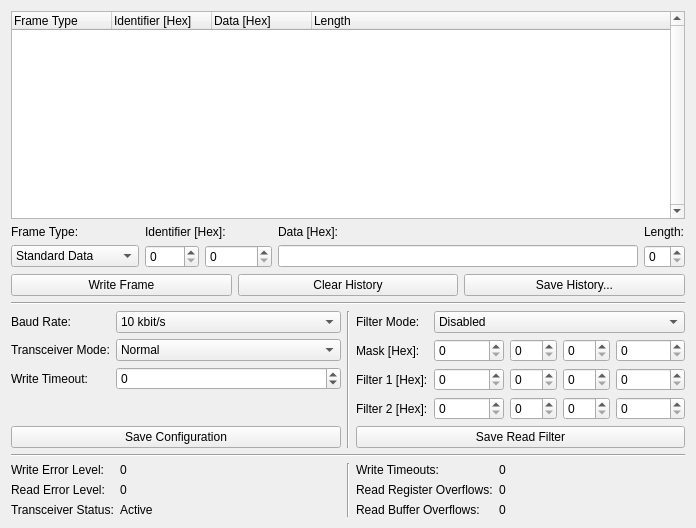
Qt form src/brickv/plugin_system/plugins/can/ui/can.ui (Tinkerforge/brickv) before a commit.
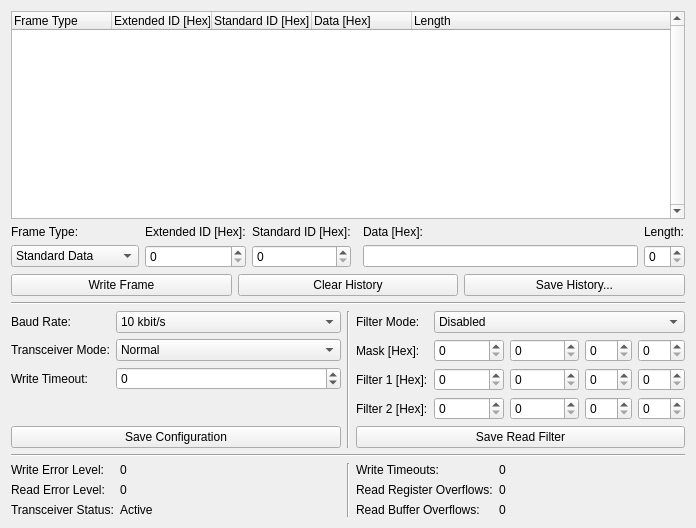
The same form after that commit. Custom widgets are drawn as their Qt base class.

Commit message: can: Split identifier in extended and standard part

Patch:
```diff
--- a/src/brickv/plugin_system/plugins/can/ui/can.ui
+++ b/src/brickv/plugin_system/plugins/can/ui/can.ui
@@ -41,7 +41,12 @@
      </column>
      <column>
       <property name="text">
-       <string>Identifier [Hex]</string>
+       <string>Extended ID [Hex]</string>
+      </property>
+     </column>
+     <column>
+      <property name="text">
+       <string>Standard ID [Hex]</string>
       </property>
      </column>
      <column>
@@ -65,28 +70,21 @@
        </property>
       </widget>
      </item>
-     <item row="0" column="1">
-      <widget class="QLabel" name="label_3">
-       <property name="text">
-        <string>Identifier [Hex]:</string>
-       </property>
-      </widget>
-     </item>
-     <item row="0" column="3">
+     <item row="0" column="5">
       <widget class="QLabel" name="label_4">
        <property name="text">
         <string>Length:</string>
        </property>
       </widget>
      </item>
-     <item row="0" column="2">
+     <item row="0" column="4">
       <widget class="QLabel" name="label_2">
        <property name="text">
         <string>Data [Hex]:</string>
        </property>
       </widget>
      </item>
-     <item row="2" column="0" colspan="4">
+     <item row="2" column="0" colspan="6">
       <layout class="QHBoxLayout" name="horizontalLayout_6">
        <item>
         <widget class="QPushButton" name="button_write_frame">
@@ -111,30 +109,6 @@
        </item>
       </layout>
      </item>
-     <item row="1" column="1">
-      <layout class="QHBoxLayout" name="horizontalLayout_7">
-       <item>
-        <widget class="SpinBoxHex" name="spin_identifier_standard">
-         <property name="sizePolicy">
-          <sizepolicy hsizetype="Minimum" vsizetype="Fixed">
-           <horstretch>0</horstretch>
-           <verstretch>0</verstretch>
-          </sizepolicy>
-         </property>
-         <property name="maximum">
-          <number>2047</number>
-         </property>
-        </widget>
-       </item>
-       <item>
-        <widget class="SpinBoxHex" name="spin_identifier_extended">
-         <property name="maximum">
-          <number>536870911</number>
-         </property>
-        </widget>
-       </item>
-      </layout>
-     </item>
      <item row="1" column="0">
       <widget class="QComboBox" name="combo_frame_type">
        <item>
@@ -159,16 +133,50 @@
        </item>
       </widget>
      </item>
-     <item row="1" column="2">
+     <item row="1" column="4">
       <widget class="QLineEdit" name="edit_data"/>
      </item>
-     <item row="1" column="3">
+     <item row="1" column="5">
       <widget class="QSpinBox" name="spin_length">
        <property name="maximum">
         <number>15</number>
        </property>
       </widget>
      </item>
+     <item row="1" column="1">
+      <widget class="SpinBoxHex" name="spin_identifier_extended">
+       <property name="maximum">
+        <number>262143</number>
+       </property>
+      </widget>
+     </item>
+     <item row="1" column="2">
+      <widget class="SpinBoxHex" name="spin_identifier_standard">
+       <property name="sizePolicy">
+        <sizepolicy hsizetype="Minimum" vsizetype="Fixed">
+         <horstretch>0</horstretch>
+         <verstretch>0</verstretch>
+        </sizepolicy>
+       </property>
+       <property name="maximum">
+        <number>2047</number>
+       </property>
+      </widget>
+     </item>
+     <item row="0" column="2">
+      <widget class="QLabel" name="label_3">
+       <property name="text">
+        <string>Standard ID [Hex]:</string>
+       </property>
+      </widget>
+     </item>
+     <item row="0" column="1">
+      <widget class="QLabel" name="label_11">
+       <property name="text">
+        <string>Extended ID [Hex]:</string>
+       </property>
+      </widget>
+     </item>
     </layout>
    </item>
    <item>
@@ -370,6 +378,19 @@
        </item>
        <item row="1" column="1">
         <layout class="QHBoxLayout" name="horizontalLayout">
+         <item>
+          <widget class="SpinBoxHex" name="spin_filter_mask_extended">
+           <property name="sizePolicy">
+            <sizepolicy hsizetype="Minimum" vsizetype="Fixed">
+             <horstretch>1</horstretch>
+             <verstretch>0</verstretch>
+            </sizepolicy>
+           </property>
+           <property name="maximum">
+            <number>262143</number>
+           </property>
+          </widget>
+         </item>
          <item>
           <widget class="SpinBoxHex" name="spin_filter_mask_standard">
            <property name="sizePolicy">
@@ -397,19 +418,6 @@
            </property>
           </widget>
          </item>
-         <item>
-          <widget class="SpinBoxHex" name="spin_filter_mask_extended">
-           <property name="sizePolicy">
-            <sizepolicy hsizetype="Minimum" vsizetype="Fixed">
-             <horstretch>1</horstretch>
-             <verstretch>0</verstretch>
-            </sizepolicy>
-           </property>
-           <property name="maximum">
-            <number>536870911</number>
-           </property>
-          </widget>
-         </item>
         </layout>
        </item>
        <item row="1" column="0">
@@ -428,6 +436,19 @@
        </item>
        <item row="3" column="1">
         <layout class="QHBoxLayout" name="horizontalLayout_2">
+         <item>
+          <widget class="SpinBoxHex" name="spin_filter2_extended">
+           <property name="sizePolicy">
+            <sizepolicy hsizetype="Minimum" vsizetype="Fixed">
+             <horstretch>1</horstretch>
+             <verstretch>0</verstretch>
+            </sizepolicy>
+           </property>
+           <property name="maximum">
+            <number>262143</number>
+           </property>
+          </widget>
+         </item>
          <item>
           <widget class="SpinBoxHex" name="spin_filter2_standard">
            <property name="sizePolicy">
@@ -455,19 +476,6 @@
            </property>
           </widget>
          </item>
-         <item>
-          <widget class="SpinBoxHex" name="spin_filter2_extended">
-           <property name="sizePolicy">
-            <sizepolicy hsizetype="Minimum" vsizetype="Fixed">
-             <horstretch>1</horstretch>
-             <verstretch>0</verstretch>
-            </sizepolicy>
-           </property>
-           <property name="maximum">
-            <number>536870911</number>
-           </property>
-          </widget>
-         </item>
         </layout>
        </item>
        <item row="3" column="0">
@@ -479,6 +487,19 @@
        </item>
        <item row="2" column="1">
         <layout class="QHBoxLayout" name="horizontalLayout_3">
+         <item>
+          <widget class="SpinBoxHex" name="spin_filter1_extended">
+           <property name="sizePolicy">
+            <sizepolicy hsizetype="Minimum" vsizetype="Fixed">
+             <horstretch>1</horstretch>
+             <verstretch>0</verstretch>
+            </sizepolicy>
+           </property>
+           <property name="maximum">
+            <number>262143</number>
+           </property>
+          </widget>
+         </item>
          <item>
           <widget class="SpinBoxHex" name="spin_filter1_standard">
            <property name="sizePolicy">
@@ -506,19 +527,6 @@
            </property>
           </widget>
          </item>
-         <item>
-          <widget class="SpinBoxHex" name="spin_filter1_extended">
-           <property name="sizePolicy">
-            <sizepolicy hsizetype="Minimum" vsizetype="Fixed">
-             <horstretch>1</horstretch>
-             <verstretch>0</verstretch>
-            </sizepolicy>
-           </property>
-           <property name="maximum">
-            <number>536870911</number>
-           </property>
-          </widget>
-         </item>
         </layout>
        </item>
       </layout>
```
The commit also changes 1 other file.
